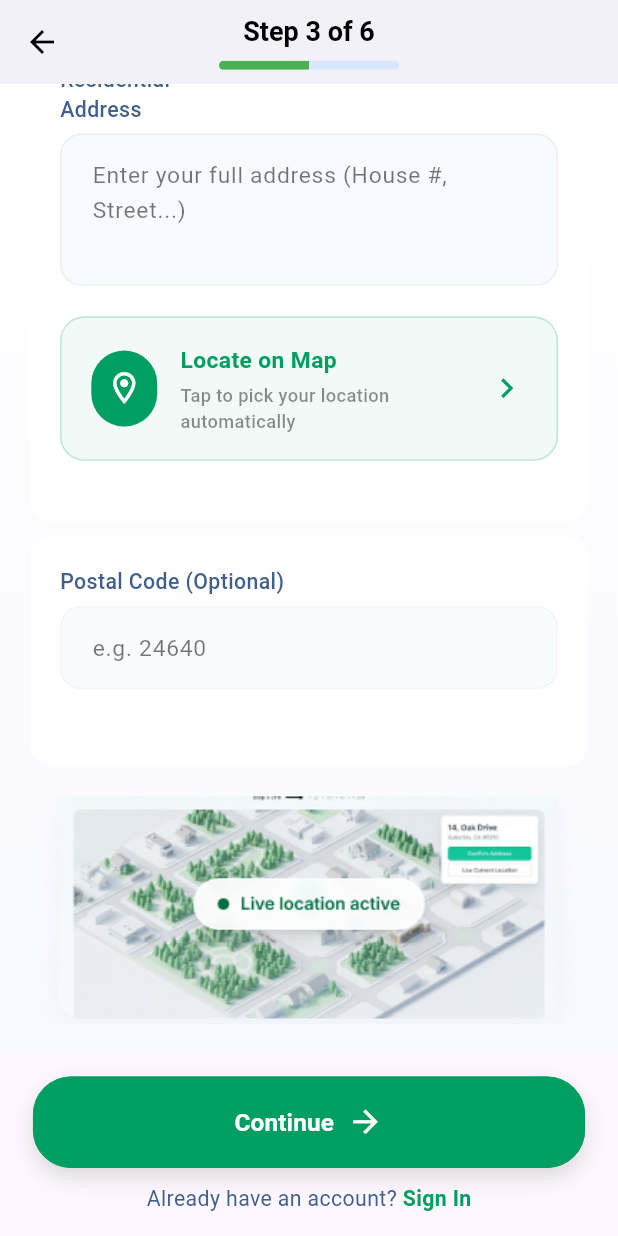
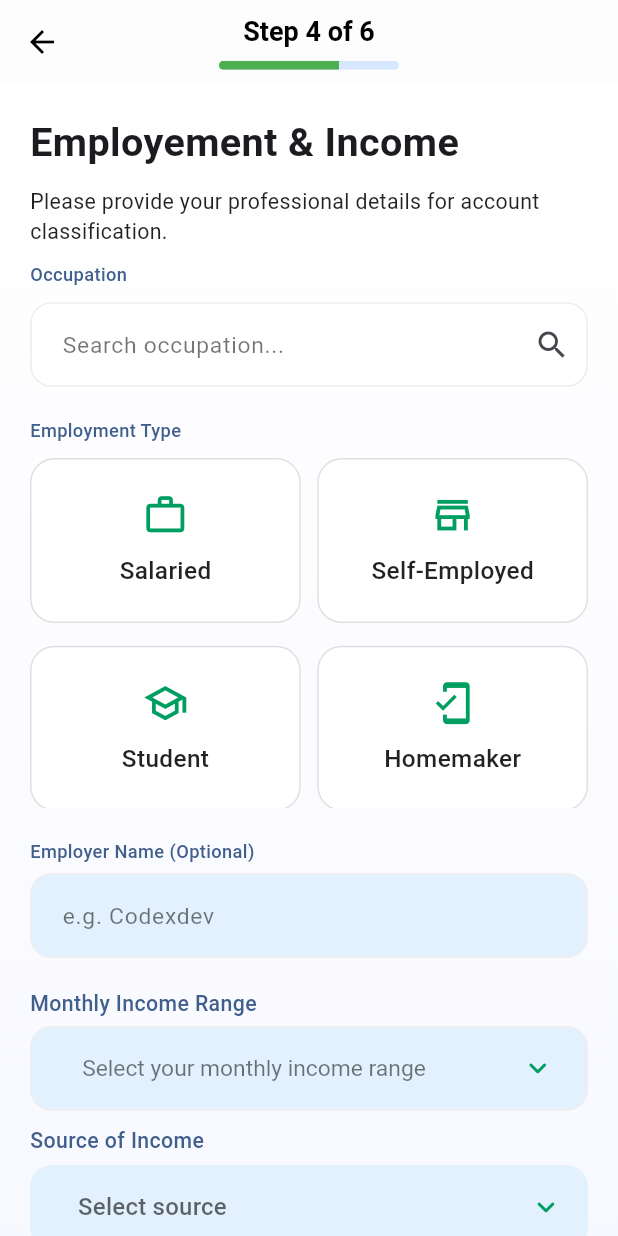
Before and after one commit to Danii56-cmd/PakPay, a Flutter app: the Step3Page screen opened directly, scrolled down 404 dp, after a tap on "Continue", on a phone screen of 412 x 824 dp. Run offline on Flutter 3.47's test engine with Material 3 defaults, Android fonts, the light colour scheme and no system bars; our stand-ins replace dropdown_button2, flutter_screenutil, flutter_svg, intl_phone_field.

Commit message:
Create Account: Step4 created

```diff
--- a/lib/view/auth/createaccount/step2.dart
+++ b/lib/view/auth/createaccount/step2.dart
@@ -312,16 +312,22 @@ class _Step2PageState extends State<Step2Page> {
                         );
                       }
                     : () {
-                        ScaffoldMessenger.of(context).showSnackBar(
-                          SnackBar(
-                            content: const Text("Please fill all the fields"),
-                            backgroundColor: Colors.red,
-                            behavior: SnackBarBehavior.floating,
-                            shape: RoundedRectangleBorder(
-                              borderRadius: BorderRadius.circular(10.r),
-                            ),
+                        Navigator.push(
+                          context,
+                          MaterialPageRoute(
+                            builder: (context) => const Step3Page(),
                           ),
                         );
+                        // ScaffoldMessenger.of(context).showSnackBar(
+                        //   SnackBar(
+                        //     content: const Text("Please fill all the fields"),
+                        //     backgroundColor: Colors.red,
+                        //     behavior: SnackBarBehavior.floating,
+                        //     shape: RoundedRectangleBorder(
+                        //       borderRadius: BorderRadius.circular(10.r),
+                        //     ),
+                        //   ),
+                        // );
                       },
               ),
               SizedBox(height: 20.h),
--- a/lib/view/auth/createaccount/step3.dart
+++ b/lib/view/auth/createaccount/step3.dart
@@ -5,6 +5,7 @@ import 'package:pakpay/core/app_constants.dart';
 import 'package:pakpay/sharedwidgets/primary_button.dart';
 import 'package:pakpay/utills/pakistan_locations.dart';
 import 'package:pakpay/view/auth/createaccount/appbar_steps_widget.dart';
+import 'package:pakpay/view/auth/createaccount/step4.dart';
 import 'package:pakpay/view/auth/login_screen.dart';
 
 class Step3Page extends StatefulWidget {
@@ -472,7 +473,12 @@ class _Step3PageState extends State<Step3Page> {
               PrimaryButton(
                 text: "Continue",
                 icon: Icons.arrow_forward,
-                onPressed: () {},
+                onPressed: () {
+                  Navigator.push(
+                    context,
+                    MaterialPageRoute(builder: (context) => Step4Page()),
+                  );
+                },
               ),
               SizedBox(height: 10.h),
               Row(
--- /dev/null
+++ b/lib/view/auth/createaccount/step4.dart
@@ -0,0 +1,497 @@
+import 'package:dropdown_button2/dropdown_button2.dart';
+import 'package:flutter/material.dart';
+import 'package:flutter_screenutil/flutter_screenutil.dart';
+import 'package:pakpay/core/app_colors.dart';
+import 'package:pakpay/sharedwidgets/primary_button.dart';
+import 'package:pakpay/view/auth/createaccount/appbar_steps_widget.dart';
+import 'package:pakpay/view/auth/createaccount/step5.dart';
+import 'package:pakpay/view/auth/login_screen.dart';
+
+class Step4Page extends StatefulWidget {
+  const Step4Page({super.key});
+
+  @override
+  State<Step4Page> createState() => _Step4PageState();
+}
+
+class _Step4PageState extends State<Step4Page> {
+  int selectedIndex = -1;
+  String? selectedSource;
+  String? selectedSalaryRange;
+
+  final List<String> titles = [
+    "Salaried",
+    "Self-Employed",
+    "Student",
+    "Homemaker",
+  ];
+
+  final List<IconData> icons = [
+    Icons.work_outline,
+    Icons.store_outlined,
+    Icons.school_outlined,
+    Icons.mobile_friendly,
+  ];
+
+  final List<String> salaryRanges = [
+    "Below PKR 25,000",
+    "PKR 25,000 - 50,000",
+    "PKR 50,001 - 100,000",
+    "PKR 100,001 - 200,000",
+    "PKR 200,001 - 500,000",
+    "PKR 500,001 - 1,000,000",
+    "Above PKR 1,000,000",
+  ];
+
+  final List<String> incomeSources = [
+    "Salary",
+    "Business",
+    "Freelancing",
+    "Investments",
+    "Rental Income",
+    "Pension",
+    "Other",
+  ];
+
+  @override
+  Widget build(BuildContext context) {
+    return Scaffold(
+      appBar: const StepAppBar(currentStep: 4),
+      body: Container(
+        decoration: BoxDecoration(gradient: AppColors.bgclr),
+        child: SingleChildScrollView(
+          padding: const EdgeInsets.all(20),
+          child: Column(
+            crossAxisAlignment: CrossAxisAlignment.start,
+            children: [
+              // SizedBox(height: 20.h),
+              Text(
+                "Employement & Income",
+                style: TextStyle(fontSize: 26.sp, fontWeight: FontWeight.w600),
+              ),
+              SizedBox(height: 10.h),
+              Text(
+                'Please provide your professional details for account classification.',
+                style: TextStyle(
+                  fontSize: 14.sp,
+                  fontWeight: FontWeight.w400,
+                  color: Colors.black87,
+                ),
+              ),
+              SizedBox(height: 10.h),
+              Text(
+                "Occupation",
+                style: TextStyle(
+                  fontSize: 12.sp,
+                  color: AppColors.secondaryclr,
+                  fontWeight: FontWeight.w500,
+                ),
+              ),
+              SizedBox(height: 10.h),
+              TextFormField(
+                decoration: InputDecoration(
+                  hintText: "Search occupation...",
+                  suffixIcon: Icon(Icons.search),
+                  hintStyle: TextStyle(
+                    color: Colors.black54,
+                    fontSize: 15.sp,
+                    fontWeight: FontWeight.w400,
+                  ),
+                  filled: true,
+                  fillColor: Colors.white,
+                  contentPadding: EdgeInsets.symmetric(
+                    horizontal: 16.w,
+                    vertical: 16.h,
+                  ),
+                  border: OutlineInputBorder(
+                    borderRadius: BorderRadius.circular(14.r),
+                    borderSide: BorderSide(
+                      color: Colors.grey.shade50,
+                      width: 1.w,
+                    ),
+                  ),
+                  enabledBorder: OutlineInputBorder(
+                    borderRadius: BorderRadius.circular(14.r),
+                    borderSide: BorderSide(
+                      color: Colors.grey.shade200,
+                      width: 1.w,
+                    ),
+                  ),
+                  focusedBorder: OutlineInputBorder(
+                    borderRadius: BorderRadius.circular(14.r),
+                    borderSide: BorderSide(
+                      color: Colors.transparent,
+                      width: 1.5.w,
+                    ),
+                  ),
+                ),
+              ),
+              SizedBox(height: 20.h),
+              Text(
+                "Employment Type",
+                style: TextStyle(
+                  fontSize: 12.sp,
+                  color: AppColors.secondaryclr,
+                  fontWeight: FontWeight.w500,
+                ),
+              ),
+              SizedBox(height: 10.h),
+              SizedBox(
+                height: 230.h,
+                child: GridView.builder(
+                  physics: const NeverScrollableScrollPhysics(),
+                  itemCount: titles.length,
+                  gridDelegate: SliverGridDelegateWithFixedCrossAxisCount(
+                    crossAxisCount: 2,
+                    mainAxisExtent: 110,
+                    mainAxisSpacing: 15.h,
+                    crossAxisSpacing: 10.w,
+                  ),
+                  itemBuilder: (context, index) {
+                    return GestureDetector(
+                      onTap: () {
+                        setState(() {
+                          if (selectedIndex == index) {
+                            selectedIndex = -1; // deselect
+                          } else {
+                            selectedIndex = index; // select
+                          }
+                        });
+                      },
+                      child: Container(
+                        decoration: BoxDecoration(
+                          color: selectedIndex == index
+                              ? AppColors.primaryclr
+                              : Colors.white,
+                          borderRadius: BorderRadius.circular(16.r),
+                          border: Border.all(
+                            color: selectedIndex == index
+                                ? AppColors.primaryclr
+                                : Colors.grey.shade300,
+                          ),
+                        ),
+                        child: Column(
+                          mainAxisAlignment: MainAxisAlignment.center,
+                          children: [
+                            Icon(
+                              icons[index],
+                              size: 30.sp,
+                              color: selectedIndex == index
+                                  ? Colors.white
+                                  : AppColors.primaryclr,
+                            ),
+                            SizedBox(height: 10.h),
+                            Text(
+                              titles[index],
+                              style: TextStyle(
+                                fontSize: 16.sp,
+                                fontWeight: FontWeight.w500,
+                                color: selectedIndex == index
+                                    ? Colors.white
+                                    : Colors.black87,
+                              ),
+                            ),
+                          ],
+                        ),
+                      ),
+                    );
+                  },
+                ),
+              ),
+              SizedBox(height: 20.h),
+              Text(
+                "Employer Name (Optional)",
+                style: TextStyle(
+                  fontSize: 12.sp,
+                  color: AppColors.secondaryclr,
+                  fontWeight: FontWeight.w500,
+                ),
+              ),
+              SizedBox(height: 6.h),
+              TextFormField(
+                decoration: InputDecoration(
+                  hintText: "e.g. Codexdev",
+                  hintStyle: TextStyle(
+                    color: Colors.black54,
+                    fontSize: 15.sp,
+                    fontWeight: FontWeight.w400,
+                  ),
+                  filled: true,
+                  fillColor: AppColors.txtfieldclr,
+                  contentPadding: EdgeInsets.symmetric(
+                    horizontal: 16.w,
+                    vertical: 16.h,
+                  ),
+                  border: OutlineInputBorder(
+                    borderRadius: BorderRadius.circular(14.r),
+                    borderSide: BorderSide(
+                      color: Colors.grey.shade50,
+                      width: 1.w,
+                    ),
+                  ),
+                  enabledBorder: OutlineInputBorder(
+                    borderRadius: BorderRadius.circular(14.r),
+                    borderSide: BorderSide(
+                      color: Colors.grey.shade200,
+                      width: 1.w,
+                    ),
+                  ),
+                  focusedBorder: OutlineInputBorder(
+                    borderRadius: BorderRadius.circular(14.r),
+                    borderSide: BorderSide(
+                      color: Colors.transparent,
+                      width: 1.5.w,
+                    ),
+                  ),
+                ),
+              ),
+              SizedBox(height: 20.h),
+              Text(
+                "Monthly Income Range",
+                style: TextStyle(
+                  fontSize: 14.sp,
+                  fontWeight: FontWeight.w500,
+                  color: AppColors.secondaryclr,
+                ),
+              ),
+              SizedBox(height: 5.h),
+              DropdownButtonFormField2<String>(
+                value: selectedSalaryRange,
+                isExpanded: true,
+                iconStyleData: IconStyleData(
+                  icon: Icon(
+                    Icons.keyboard_arrow_down_rounded,
+                    color: AppColors.primaryclr,
+                  ),
+                ),
+                dropdownStyleData: DropdownStyleData(
+                  maxHeight: 320.h,
+                  padding: EdgeInsets.symmetric(
+                    vertical: 10.h,
+                    horizontal: 8.w,
+                  ),
+                  decoration: BoxDecoration(
+                    color: Colors.white,
+                    borderRadius: BorderRadius.circular(14.r),
+                    boxShadow: [
+                      BoxShadow(
+                        color: Colors.black.withValues(alpha: 0.08),
+                        blurRadius: 16,
+                        offset: const Offset(0, 6),
+                      ),
+                    ],
+                  ),
+                ),
+                menuItemStyleData: MenuItemStyleData(
+                  padding: EdgeInsets.symmetric(horizontal: 12.w),
+                ),
+                hint: Text(
+                  "Select your monthly income range",
+                  style: TextStyle(
+                    color: Colors.black54,
+                    fontSize: 15.sp,
+                    fontWeight: FontWeight.w400,
+                  ),
+                ),
+                style: TextStyle(
+                  color: Colors.black87,
+                  fontSize: 15.sp,
+                  fontWeight: FontWeight.w500,
+                ),
+                decoration: InputDecoration(
+                  filled: true,
+                  fillColor: AppColors.txtfieldclr,
+                  contentPadding: EdgeInsets.symmetric(
+                    horizontal: 16.w,
+                    vertical: 16.h,
+                  ),
+                  border: OutlineInputBorder(
+                    borderRadius: BorderRadius.circular(14.r),
+                    borderSide: BorderSide(
+                      color: Colors.grey.shade200,
+                      width: 1.w,
+                    ),
+                  ),
+                  enabledBorder: OutlineInputBorder(
+                    borderRadius: BorderRadius.circular(14.r),
+                    borderSide: BorderSide(
+                      color: Colors.grey.shade200,
+                      width: 1.w,
+                    ),
+                  ),
+                  focusedBorder: OutlineInputBorder(
+                    borderRadius: BorderRadius.circular(14.r),
+                    borderSide: BorderSide(
+                      color: Colors.transparent,
+                      width: 1.5.w,
+                    ),
+                  ),
+                ),
+                items: salaryRanges
+                    .map(
+                      (range) => DropdownMenuItem<String>(
+                        value: range,
+                        child: Text(range, style: TextStyle(fontSize: 15.sp)),
+                      ),
+                    )
+                    .toList(),
+                onChanged: (value) {
+                  setState(() {
+                    selectedSalaryRange = value;
+                  });
+                },
+              ),
+              SizedBox(height: 10.h),
+              Text(
+                "Source of Income",
+                style: TextStyle(
+                  fontSize: 14.sp,
+                  fontWeight: FontWeight.w500,
+                  color: AppColors.secondaryclr,
+                ),
+              ),
+
+              SizedBox(height: 6.h),
+
+              DropdownButtonFormField2<String>(
+                value: selectedSource,
+                isExpanded: true,
+                iconStyleData: IconStyleData(
+                  icon: Icon(
+                    Icons.keyboard_arrow_down_rounded,
+                    color: AppColors.primaryclr,
+                  ),
+                ),
+                decoration: InputDecoration(
+                  filled: true,
+                  fillColor: AppColors.txtfieldclr,
+                  border: OutlineInputBorder(
+                    borderRadius: BorderRadius.circular(14.r),
+                    borderSide: BorderSide.none,
+                  ),
+                  enabledBorder: OutlineInputBorder(
+                    borderRadius: BorderRadius.circular(14.r),
+                    borderSide: BorderSide.none,
+                  ),
+                ),
+                hint: const Text("Select source"),
+                items: incomeSources
+                    .map((e) => DropdownMenuItem(value: e, child: Text(e)))
+                    .toList(),
+                onChanged: (value) {
+                  setState(() {
+                    selectedSource = value;
+                  });
+                },
+              ),
+              SizedBox(height: 20.h),
+
+              Text(
+                "NTN (Optional)",
+                style: TextStyle(
+                  fontSize: 14.sp,
+                  color: AppColors.secondaryclr,
+                  fontWeight: FontWeight.w500,
+                ),
+              ),
+
+              SizedBox(height: 6.h),
+
+              TextFormField(
+                decoration: InputDecoration(
+                  hintText: "Enter 7 or 8-digit NTN",
+                  filled: true,
+                  fillColor: AppColors.txtfieldclr,
+                  border: OutlineInputBorder(
+                    borderRadius: BorderRadius.circular(14.r),
+                    borderSide: BorderSide.none,
+                  ),
+                  enabledBorder: OutlineInputBorder(
+                    borderRadius: BorderRadius.circular(14.r),
+                    borderSide: BorderSide.none,
+                  ),
+                ),
+              ),
+              SizedBox(height: 20.h),
+
+              Container(
+                width: double.infinity,
+                padding: EdgeInsets.all(18.w),
+                decoration: BoxDecoration(
+                  color: const Color(0xffEEF4FF),
+                  borderRadius: BorderRadius.circular(16.r),
+                ),
+                child: Row(
+                  crossAxisAlignment: CrossAxisAlignment.start,
+                  children: [
+                    Icon(
+                      Icons.info_outline,
+                      color: Colors.blue.shade700,
+                      size: 22.sp,
+                    ),
+                    SizedBox(width: 12.w),
+                    Expanded(
+                      child: Text(
+                        "This information is required by the central bank for regulatory KYC (Know Your Customer) compliance and to secure your transactions.",
+                        style: TextStyle(
+                          fontSize: 13.sp,
+                          height: 1.6,
+                          color: Colors.black87,
+                        ),
+                      ),
+                    ),
+                  ],
+                ),
+              ),
+              SizedBox(height: 30.h),
+              PrimaryButton(
+                width: double.infinity,
+                text: "Continue",
+                icon: Icons.arrow_forward,
+                onPressed: () {
+                  Navigator.push(
+                    context,
+                    MaterialPageRoute(builder: (context) => const Step5Page()),
+                  );
+                },
+              ),
+              SizedBox(height: 20.h),
+              Row(
+                mainAxisAlignment: MainAxisAlignment.center,
+                children: [
+                  Text(
+                    "Already have an account? ",
+                    style: TextStyle(
+                      color: AppColors.secondaryclr,
+                      fontSize: 14.sp,
+                      fontWeight: FontWeight.w400,
+                    ),
+                  ),
+                  GestureDetector(
+                    onTap: () {
+                      Navigator.pushReplacement(
+                        context,
+                        MaterialPageRoute(
+                          builder: (context) => const LoginScreen(),
+                        ),
+                      );
+                    },
+                    child: Text(
+                      "Sign In",
+                      style: TextStyle(
+                        color: AppColors.primaryclr,
+                        fontSize: 14.sp,
+                        fontWeight: FontWeight.w600,
+                      ),
+                    ),
+                  ),
+                ],
+              ),
+              SizedBox(height: 10.h),
+            ],
+          ),
+        ),
+      ),
+    );
+  }
+}
--- /dev/null
+++ b/lib/view/auth/createaccount/step5.dart
@@ -0,0 +1,10 @@
+import 'package:flutter/material.dart';
+
+class Step5Page extends StatelessWidget {
+  const Step5Page({Key? key}) : super(key: key);
+
+  @override
+  Widget build(BuildContext context) {
+    return Scaffold(body: Text("Step 5", style: TextStyle(fontSize: 26)));
+  }
+}
--- a/pubspec.yaml
+++ b/pubspec.yaml
@@ -38,6 +38,7 @@ dependencies:
   flutter_screenutil: ^5.9.3
   font_awesome_flutter: ^11.0.0
   intl_phone_field: ^3.2.0
+  dropdown_button2: 2.3.9
 
 dev_dependencies:
   flutter_test:
```
Also changed, not shown: pubspec.lock.
